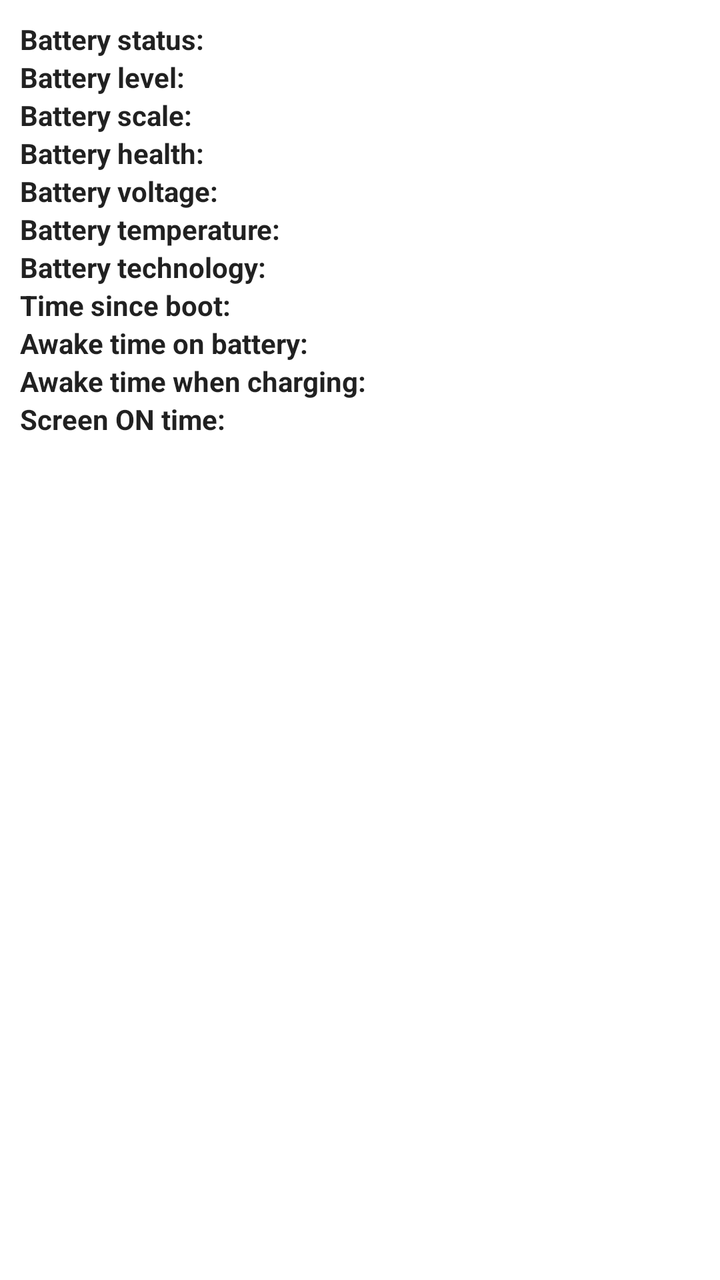
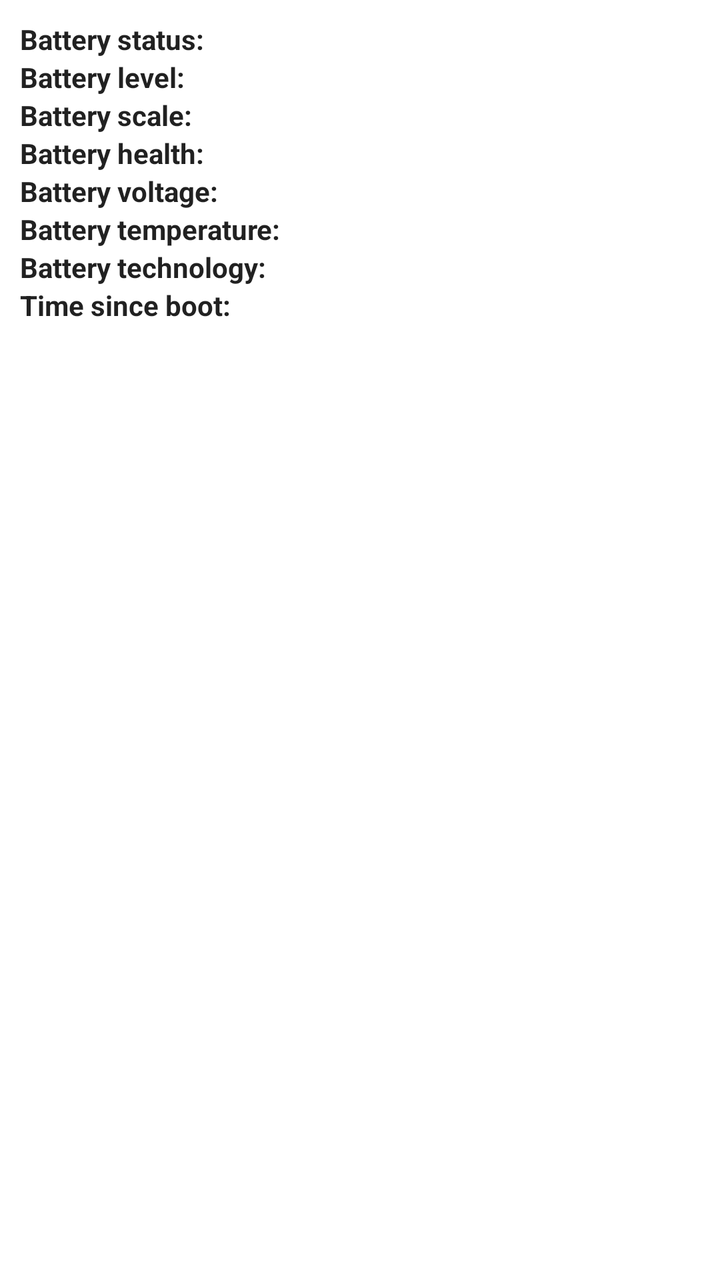

Before-and-after screenshots of an Android layout around one commit, followed by the original layout XML and the change that was made.
<!-- AndroidManifest.xml: fallback theme Theme.MaterialComponents.DayNight.NoActionBar -->
<!-- res/layout/battery_info.xml -->
<?xml version="1.0" encoding="utf-8"?>
<LinearLayout xmlns:android="http://schemas.android.com/apk/res/android" style="@style/info_layout">        

    
    <LinearLayout style="@style/entry_layout">
        <TextView android:text="@string/battery_info_status_label" style="@style/info_label" />
        <TextView android:id="@+id/status" style="@style/info_value" />
    </LinearLayout>

    
    <LinearLayout style="@style/entry_layout">
        <TextView android:text="@string/battery_info_level_label" style="@style/info_label" />
        <TextView android:id="@+id/level" style="@style/info_value" />
    </LinearLayout>

    
    <LinearLayout style="@style/entry_layout">
        <TextView android:text="@string/battery_info_scale_label" style="@style/info_label" />
        <TextView android:id="@+id/scale" style="@style/info_value" />
    </LinearLayout>
    
    
    <LinearLayout style="@style/entry_layout">
        <TextView android:text="@string/battery_info_health_label" style="@style/info_label" />
        <TextView android:id="@+id/health" style="@style/info_value" />
    </LinearLayout>

    
    <LinearLayout style="@style/entry_layout">
        <TextView android:text="@string/battery_info_voltage_label" style="@style/info_label" />
        <TextView android:id="@+id/voltage" style="@style/info_value" />
    </LinearLayout>

    
    <LinearLayout style="@style/entry_layout">
        <TextView android:text="@string/battery_info_temperature_label" style="@style/info_label" />
        <TextView android:id="@+id/temperature" style="@style/info_value" />
    </LinearLayout>

    
    <LinearLayout style="@style/entry_layout">
        <TextView android:text="@string/battery_info_technology_label" style="@style/info_label" />
        <TextView android:id="@+id/technology" style="@style/info_value" />
    </LinearLayout>

    
    <LinearLayout style="@style/entry_layout">
        <TextView android:text="@string/battery_info_uptime" style="@style/info_label" />
        <TextView android:id="@+id/uptime" style="@style/info_value" />
    </LinearLayout>

    
    <LinearLayout style="@style/entry_layout">
        <TextView android:text="@string/battery_info_awake_battery" style="@style/info_label" />
        <TextView android:id="@+id/awakeBattery" style="@style/info_value" />
    </LinearLayout>

    
    <LinearLayout style="@style/entry_layout">
        <TextView android:text="@string/battery_info_awake_plugged" style="@style/info_label" />
        <TextView android:id="@+id/awakePlugged" style="@style/info_value" />
    </LinearLayout>

    
    <LinearLayout style="@style/entry_layout">
        <TextView android:text="@string/battery_info_screen_on" style="@style/info_label" />
        <TextView android:id="@+id/screenOn" style="@style/info_value" />
    </LinearLayout>
</LinearLayout>
<!-- resources referenced by this layout -->
<resources>
  <string name="battery_info_awake_battery">Awake time on battery:</string>
  <string name="battery_info_awake_plugged">Awake time when charging:</string>
  <string name="battery_info_health_label">Battery health:</string>
  <string name="battery_info_level_label">Battery level:</string>
  <string name="battery_info_scale_label">Battery scale:</string>
  <string name="battery_info_screen_on">Screen ON time:</string>
  <string name="battery_info_status_label">Battery status:</string>
  <string name="battery_info_technology_label">Battery technology:</string>
  <string name="battery_info_temperature_label">Battery temperature:</string>
  <string name="battery_info_uptime">Time since boot:</string>
  <string name="battery_info_voltage_label">Battery voltage:</string>
  <style name="entry_layout">
          <item name="android:orientation">horizontal</item>
          <item name="android:layout_width">wrap_content</item>
          <item name="android:layout_height">wrap_content</item>
      </style>
  <style name="info_label">
          <item name="android:layout_height">wrap_content</item>
          <item name="android:layout_width">wrap_content</item>
          <item name="android:textAppearance">@style/TextAppearance.info_label</item>
          <item name="android:paddingRight">4dip</item>
      </style>
  <style name="info_layout">
          <item name="android:orientation">vertical</item>
          <item name="android:paddingLeft">10dip</item>
          <item name="android:paddingTop">10dip</item>
          <item name="android:paddingRight">10dip</item>
          <item name="android:paddingBottom">10dip</item>
          <item name="android:layout_width">fill_parent</item>
          <item name="android:layout_height">fill_parent</item>
      </style>
  <style name="info_value">
          <item name="android:layout_height">wrap_content</item>
          <item name="android:layout_width">wrap_content</item>
          <item name="android:textAppearance">@style/TextAppearance.info_value</item>
      </style>
  <style name="TextAppearance.info_label">
          <item name="android:textSize">14sp</item>
          <item name="android:textStyle">bold</item>
      </style>
  <style name="TextAppearance.info_value">
          <item name="android:textSize">14sp</item>
          <item name="android:textStyle">normal</item>
      </style>
</resources>

<!-- the commit's change to res/layout/battery_info.xml (unified diff, before → after) -->
@@ -49,21 +49,4 @@
         <TextView android:id="@+id/uptime" style="@style/info_value" />
     </LinearLayout>
 
-    
-    <LinearLayout style="@style/entry_layout">
-        <TextView android:text="@string/battery_info_awake_battery" style="@style/info_label" />
-        <TextView android:id="@+id/awakeBattery" style="@style/info_value" />
-    </LinearLayout>
-
-    
-    <LinearLayout style="@style/entry_layout">
-        <TextView android:text="@string/battery_info_awake_plugged" style="@style/info_label" />
-        <TextView android:id="@+id/awakePlugged" style="@style/info_value" />
-    </LinearLayout>
-
-    
-    <LinearLayout style="@style/entry_layout">
-        <TextView android:text="@string/battery_info_screen_on" style="@style/info_label" />
-        <TextView android:id="@+id/screenOn" style="@style/info_value" />
-    </LinearLayout>
 </LinearLayout>
<!-- resource entries referenced after the edit -->
@@ -1,11 +1,8 @@
 <!-- resources referenced by this layout -->
 <resources>
-  <string name="battery_info_awake_battery">Awake time on battery:</string>
-  <string name="battery_info_awake_plugged">Awake time when charging:</string>
   <string name="battery_info_health_label">Battery health:</string>
   <string name="battery_info_level_label">Battery level:</string>
   <string name="battery_info_scale_label">Battery scale:</string>
-  <string name="battery_info_screen_on">Screen ON time:</string>
   <string name="battery_info_status_label">Battery status:</string>
   <string name="battery_info_technology_label">Battery technology:</string>
   <string name="battery_info_temperature_label">Battery temperature:</string>
